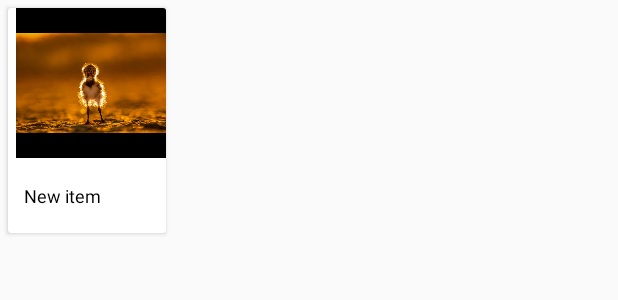
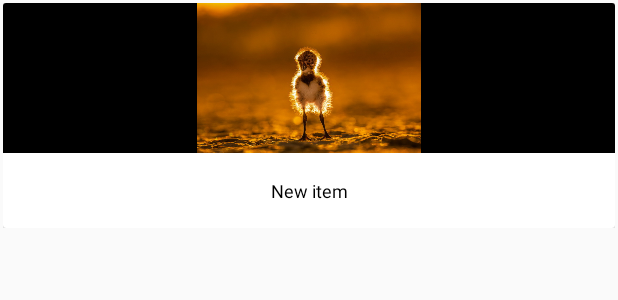
Before and after one commit to hamzaqurbonov/Xavfsiz-bolajon, an Android app: the layout item_dash.xml on its own in the app's theme, with its tools: preview values and no code run, on a phone screen of 412 x 824 dp. Shown: the top 300 px of the screen. Run offline under Robolectric (Android 15) with nearby library versions, the phone set to English and light mode, and no system bars.

Commit message:
Тўғирлашлар
ишлади

```diff
--- a/app/src/main/java/com/example/xavfsizbolajon/ui/dashboard/DashboardFragment.java
+++ b/app/src/main/java/com/example/xavfsizbolajon/ui/dashboard/DashboardFragment.java
@@ -105,7 +105,7 @@ public class DashboardFragment extends Fragment {
                 String id = documentSnapshot.getId();
                 String path = documentSnapshot.getReference().getPath();
 //                Toast.makeText(MainActivity.this,  position + path  + id , Toast.LENGTH_SHORT).show();
-
+                Log.d("demo22", String.valueOf( path));
                 String chapterName = adapter.getItem(position).getTitle();
                 String getIdUrl = adapter.getItem(position).getIdUrl();
 //                String getImageUrl = adapter.getItem(position).getImageUrl();
--- a/app/src/main/java/com/example/xavfsizbolajon/ui/home/PreviousModel.java
+++ b/app/src/main/java/com/example/xavfsizbolajon/ui/home/PreviousModel.java
@@ -22,6 +22,5 @@ public class PreviousModel {
                 return previous;
             }
 
-
     }
 }
--- a/app/src/main/res/layout/item_dash.xml
+++ b/app/src/main/res/layout/item_dash.xml
@@ -4,12 +4,13 @@
     android:layout_height="wrap_content"
     xmlns:tools="http://schemas.android.com/tools"
     android:orientation="vertical"
+    android:layout_margin="2dp"
     tools:context=".MainActivity">
 
     <androidx.cardview.widget.CardView
         android:layout_width="wrap_content"
         android:layout_height="wrap_content"
-        android:layout_margin="5dp">
+        >
 
     <RelativeLayout
         android:id="@+id/view_foreground"
@@ -17,34 +18,23 @@
         android:layout_height="wrap_content"
         android:visibility="visible">
 
-        <ImageView
-            android:id="@+id/img_child_item"
-            android:layout_width="100dp"
-            android:layout_height="100dp"
-            android:layout_alignParentStart="true"
-            android:layout_marginStart="5dp"
-            android:background="#000000"
-            android:src="@drawable/image18" />
-
         <LinearLayout
             android:layout_width="wrap_content"
-            android:layout_height="50dp"
-            android:layout_toEndOf="@id/img_child_item"
-            android:padding="5dp"
-            android:layout_below="@+id/img_child_item"
+            android:layout_height="wrap_content"
+            android:padding="0dp"
             android:layout_alignParentStart="true"
             android:orientation="vertical">
 
-<!--            <ImageView-->
-<!--                android:id="@+id/item_image"-->
-<!--                android:layout_width="match_parent"-->
-<!--                android:layout_height="wrap_content"-->
-<!--                android:adjustViewBounds="true"-->
-<!--                android:src="@drawable/ic_launcher_foreground"/>-->
+            <ImageView
+                android:id="@+id/img_child_item"
+                android:layout_width="wrap_content"
+                android:layout_height="100dp"
+                android:background="#000000"
+                android:src="@drawable/image18" />
             <TextView
                 android:id="@+id/first_name"
                 android:layout_width="match_parent"
-                android:layout_height="match_parent"
+                android:layout_height="50dp"
                 android:gravity="center_vertical|center_horizontal"
                 android:text="New item"
                 android:padding="5dp"
@@ -52,39 +42,8 @@
                 android:textColor="#000000"
                 />
 
-
         </LinearLayout>
     </RelativeLayout>
     </androidx.cardview.widget.CardView>
 
 </FrameLayout>
-
-<!--    <LinearLayout-->
-<!--        android:id="@+id/lay_click"-->
-<!--        android:layout_width="match_parent"-->
-<!--        android:layout_height="70dp"-->
-<!--        android:gravity="center_vertical"-->
-<!--        android:orientation="vertical"-->
-<!--        android:padding="10dp">-->
-
-<!--        <TextView-->
-<!--            android:id="@+id/first_name"-->
-<!--            android:layout_width="wrap_content"-->
-<!--            android:layout_height="wrap_content"-->
-<!--            android:text="First name"/>-->
-
-<!--        <TextView-->
-<!--            android:id="@+id/last_name"-->
-<!--            android:layout_width="wrap_content"-->
-<!--            android:layout_height="wrap_content"-->
-<!--            android:text="Last name"/>-->
-
-
-<!--    </LinearLayout>-->
-
-<!--    <LinearLayout-->
-<!--        android:background="@color/black"-->
-<!--        android:layout_width="match_parent"-->
-<!--        android:layout_height="1dp"/>-->
-
-<!--</FrameLayout>-->
```
Also changed, not shown: app/src/main/java/com/example/xavfsizbolajon/ui/dashboard/longChild/LongChildOne.java (+14 -12 lines), app/src/main/java/com/example/xavfsizbolajon/ui/dashboard/longChild/LongChildTwo.java (+7 -3 lines), app/src/main/java/com/example/xavfsizbolajon/ui/home/HomeFragment.java (+96 -32 lines), app/src/main/res/layout/activity_long_child_one.xml (+9 -9 lines).
